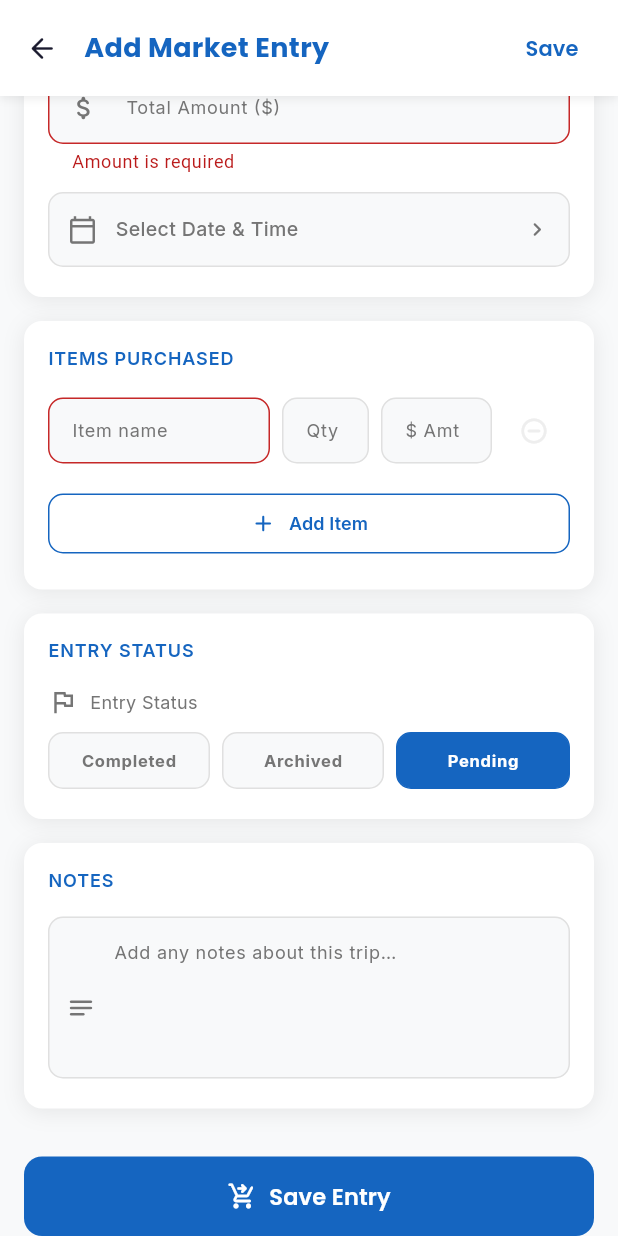
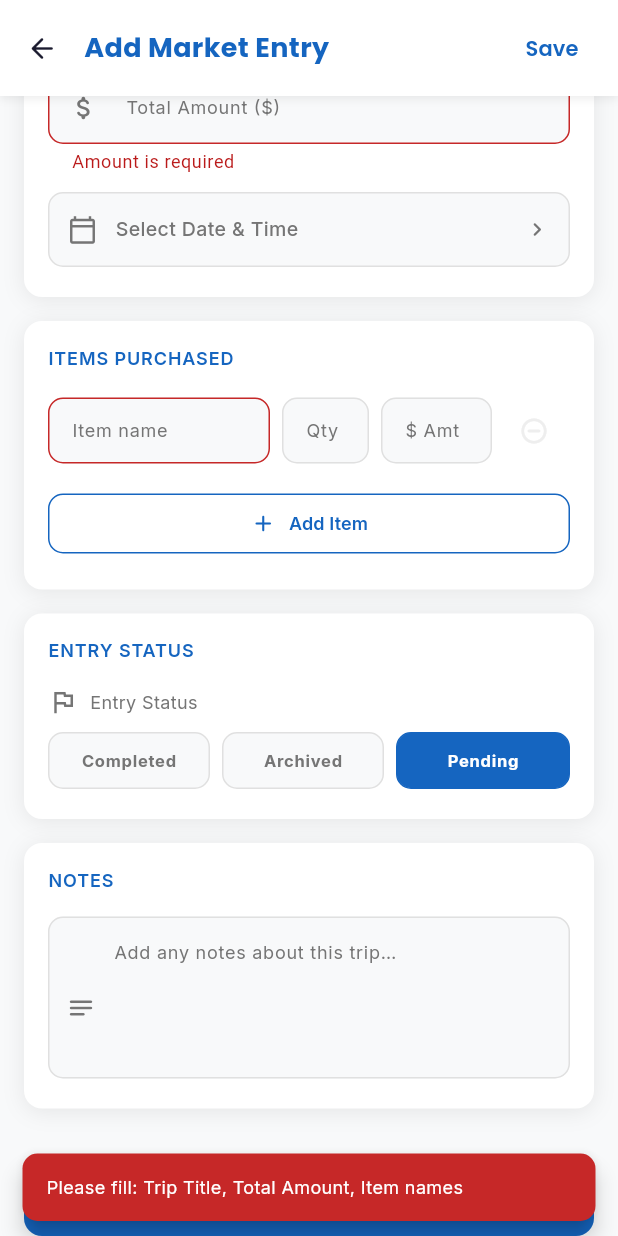
Before and after one commit to uzzalbiswas171/Mealmanagement, a Flutter app: the AddMarketEntryScreen screen opened directly, scrolled down 169 dp, after a tap on "Save Entry", on a phone screen of 412 x 824 dp. Run offline on Flutter 3.47's test engine with Material 3 defaults, Android fonts, the phone set to English and light mode, and no system bars; our stand-ins replace cached_network_image, cloud_firestore, firebase_auth, firebase_core, google_fonts, pdf and 1 more; missing offline and left inert: firebase_app_check; accounts and stored records are empty.

Commit message:
done add market entry save loading and validation toast
Co-Authored-By: Claude Sonnet 4.6 <noreply@anthropic.com>

```diff
--- a/lib/features/market/screens/add_market_entry_screen.dart
+++ b/lib/features/market/screens/add_market_entry_screen.dart
@@ -68,10 +68,32 @@ class _AddMarketEntryScreenState extends State<AddMarketEntryScreen> {
     });
   }
 
+  void _showToast(String message) {
+    ScaffoldMessenger.of(context).showSnackBar(SnackBar(
+      content: Text(message, style: AppTextStyles.bodySmall.copyWith(color: Colors.white)),
+      backgroundColor: AppColors.redAccent,
+      behavior: SnackBarBehavior.floating,
+      shape: RoundedRectangleBorder(borderRadius: BorderRadius.circular(10)),
+      duration: const Duration(seconds: 3),
+    ));
+  }
+
   Future<void> _submit() async {
+    final missingFields = <String>[];
+    if (_titleController.text.trim().isEmpty) missingFields.add('Trip Title');
+    if (_amountController.text.trim().isEmpty) missingFields.add('Total Amount');
+
+    final itemsValid = _itemsKey.currentState?.validate() == true;
+    if (!itemsValid) missingFields.add('Item names');
+
     final formValid = _formKey.currentState?.validate() == true;
-    final itemsValid = _itemsKey.currentState?.validate() == true;
-    if (!formValid || !itemsValid) return;
+
+    if (!formValid || !itemsValid) {
+      if (missingFields.isNotEmpty) {
+        _showToast('Please fill: ${missingFields.join(', ')}');
+      }
+      return;
+    }
 
     final items = _itemsKey.currentState!.getItems();
     final total = double.tryParse(_amountController.text.trim()) ?? 0.0;
@@ -185,7 +207,7 @@ class _AddMarketEntryScreenState extends State<AddMarketEntryScreen> {
                       ],
                     ),
                     const SizedBox(height: 32),
-                    _SaveButton(onTap: _submit),
+                    _SaveButton(onTap: _submit, isLoading: _loading),
                     const SizedBox(height: 40),
                   ],
                 ),
@@ -658,26 +680,42 @@ class _NotesField extends StatelessWidget {
 
 class _SaveButton extends StatelessWidget {
   final VoidCallback onTap;
-  const _SaveButton({required this.onTap});
+  final bool isLoading;
+  const _SaveButton({required this.onTap, this.isLoading = false});
 
   @override
   Widget build(BuildContext context) {
     return SizedBox(
       width: double.infinity,
-      child: ElevatedButton.icon(
-        onPressed: onTap,
-        icon: const Icon(Icons.shopping_cart_checkout_rounded, size: 20),
-        label: Text(
-          'Save Entry',
-          style: AppTextStyles.headingSmall.copyWith(color: Colors.white, fontSize: 15),
-        ),
+      child: ElevatedButton(
+        onPressed: isLoading ? null : onTap,
         style: ElevatedButton.styleFrom(
           backgroundColor: AppColors.primaryBlue,
           foregroundColor: Colors.white,
+          disabledBackgroundColor: AppColors.primaryBlue,
+          disabledForegroundColor: Colors.white,
           padding: const EdgeInsets.symmetric(vertical: 16),
           shape: RoundedRectangleBorder(borderRadius: BorderRadius.circular(12)),
           elevation: 0,
         ),
+        child: isLoading
+            ? const SizedBox(
+                height: 20,
+                width: 20,
+                child: CircularProgressIndicator(color: Colors.white, strokeWidth: 2),
+              )
+            : Row(
+                mainAxisAlignment: MainAxisAlignment.center,
+                mainAxisSize: MainAxisSize.min,
+                children: [
+                  const Icon(Icons.shopping_cart_checkout_rounded, size: 20),
+                  const SizedBox(width: 8),
+                  Text(
+                    'Save Entry',
+                    style: AppTextStyles.headingSmall.copyWith(color: Colors.white, fontSize: 15),
+                  ),
+                ],
+              ),
       ),
     );
   }
```
